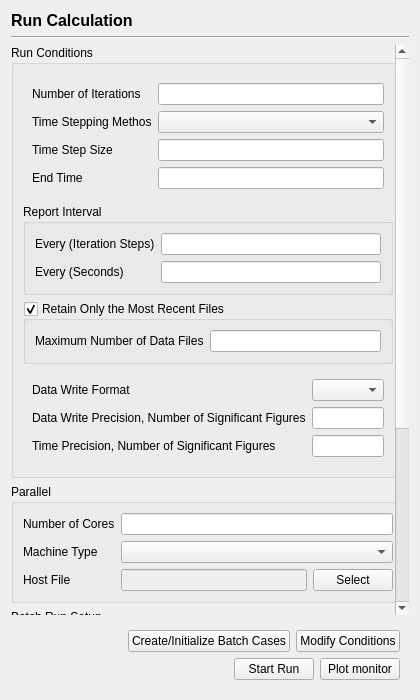
This is view/solution/run_calculation/run_calculation_page.ui in nextfoam/baram as Qt 5 draws it before an edit. The edited form follows.
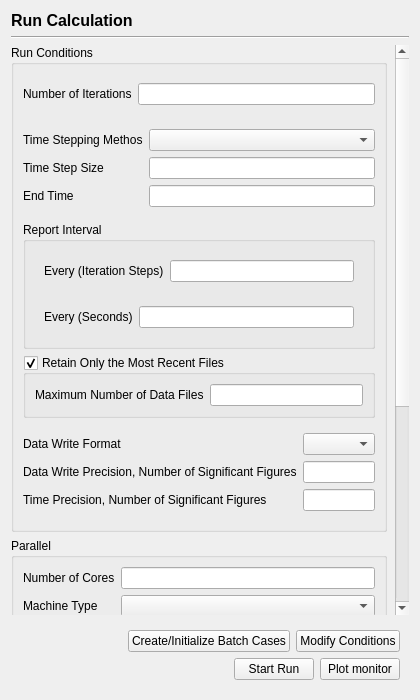
This is the edited form.

```diff
--- a/view/solution/run_calculation/run_calculation_page.ui
+++ b/view/solution/run_calculation/run_calculation_page.ui
@@ -59,8 +59,8 @@
        <rect>
         <x>0</x>
         <y>0</y>
-        <width>391</width>
-        <height>812</height>
+        <width>385</width>
+        <height>866</height>
        </rect>
       </property>
       <property name="sizePolicy">
@@ -77,7 +77,7 @@
         <number>0</number>
        </property>
        <property name="rightMargin">
-        <number>0</number>
+        <number>9</number>
        </property>
        <property name="bottomMargin">
         <number>0</number>
@@ -89,8 +89,14 @@
          </property>
          <layout class="QVBoxLayout" name="verticalLayout">
           <item>
-           <widget class="QWidget" name="widget_2" native="true">
+           <widget class="QWidget" name="steadyConditions" native="true">
             <layout class="QFormLayout" name="formLayout_3">
+             <property name="leftMargin">
+              <number>0</number>
+             </property>
+             <property name="rightMargin">
+              <number>0</number>
+             </property>
              <item row="0" column="0">
               <widget class="QLabel" name="label">
                <property name="text">
@@ -101,34 +107,46 @@
              <item row="0" column="1">
               <widget class="QLineEdit" name="numberOfIterations"/>
              </item>
-             <item row="1" column="0">
+            </layout>
+           </widget>
+          </item>
+          <item>
+           <widget class="QWidget" name="transientConditions" native="true">
+            <layout class="QFormLayout" name="formLayout_6">
+             <property name="leftMargin">
+              <number>0</number>
+             </property>
+             <property name="rightMargin">
+              <number>0</number>
+             </property>
+             <item row="0" column="0">
               <widget class="QLabel" name="label_2">
                <property name="text">
                 <string>Time Stepping Methos</string>
                </property>
               </widget>
              </item>
-             <item row="1" column="1">
+             <item row="0" column="1">
               <widget class="QComboBox" name="timeSteppingMethod"/>
              </item>
-             <item row="2" column="0">
+             <item row="1" column="0">
               <widget class="QLabel" name="label_3">
                <property name="text">
                 <string>Time Step Size</string>
                </property>
               </widget>
              </item>
-             <item row="2" column="1">
+             <item row="1" column="1">
               <widget class="QLineEdit" name="timeStepSize"/>
              </item>
-             <item row="3" column="0">
+             <item row="2" column="0">
               <widget class="QLabel" name="label_4">
                <property name="text">
                 <string>End Time</string>
                </property>
               </widget>
              </item>
-             <item row="3" column="1">
+             <item row="2" column="1">
               <widget class="QLineEdit" name="endTime"/>
              </item>
             </layout>
@@ -139,6 +157,9 @@
             <property name="title">
              <string>Report Interval</string>
             </property>
+            <layout class="QVBoxLayout" name="verticalLayout_5">
+             <item>
+              <widget class="QWidget" name="steadyReportInterval" native="true">
             <layout class="QFormLayout" name="formLayout">
              <item row="0" column="0">
               <widget class="QLabel" name="label_5">
@@ -150,19 +171,28 @@
              <item row="0" column="1">
               <widget class="QLineEdit" name="reportIntervalIterationSteps"/>
              </item>
-             <item row="1" column="0">
+               </layout>
+              </widget>
+             </item>
+             <item>
+              <widget class="QWidget" name="transientReportInterval" native="true">
+               <layout class="QFormLayout" name="formLayout_9">
+                <item row="0" column="0">
               <widget class="QLabel" name="label_6">
                <property name="text">
                 <string>Every (Seconds)</string>
                </property>
               </widget>
              </item>
-             <item row="1" column="1">
+                <item row="0" column="1">
               <widget class="QLineEdit" name="reportIntervalSeconds"/>
              </item>
             </layout>
            </widget>
           </item>
+            </layout>
+           </widget>
+          </item>
           <item>
            <widget class="QGroupBox" name="retainOnlyTheMostRecentFiles">
             <property name="title">
@@ -188,6 +218,12 @@
           <item>
            <widget class="QWidget" name="widget" native="true">
             <layout class="QFormLayout" name="formLayout_4">
+             <property name="leftMargin">
+              <number>0</number>
+             </property>
+             <property name="rightMargin">
+              <number>0</number>
+             </property>
              <item row="0" column="0">
               <widget class="QLabel" name="label_8">
                <property name="text">
@@ -367,6 +403,12 @@
        <item>
         <widget class="QWidget" name="widget_4" native="true">
          <layout class="QFormLayout" name="formLayout_8">
+          <property name="leftMargin">
+           <number>0</number>
+          </property>
+          <property name="rightMargin">
+           <number>0</number>
+          </property>
           <item row="0" column="0">
            <widget class="QLabel" name="label_21">
             <property name="text">
```
Lines whose indentation alone changed are shown as unchanged.
